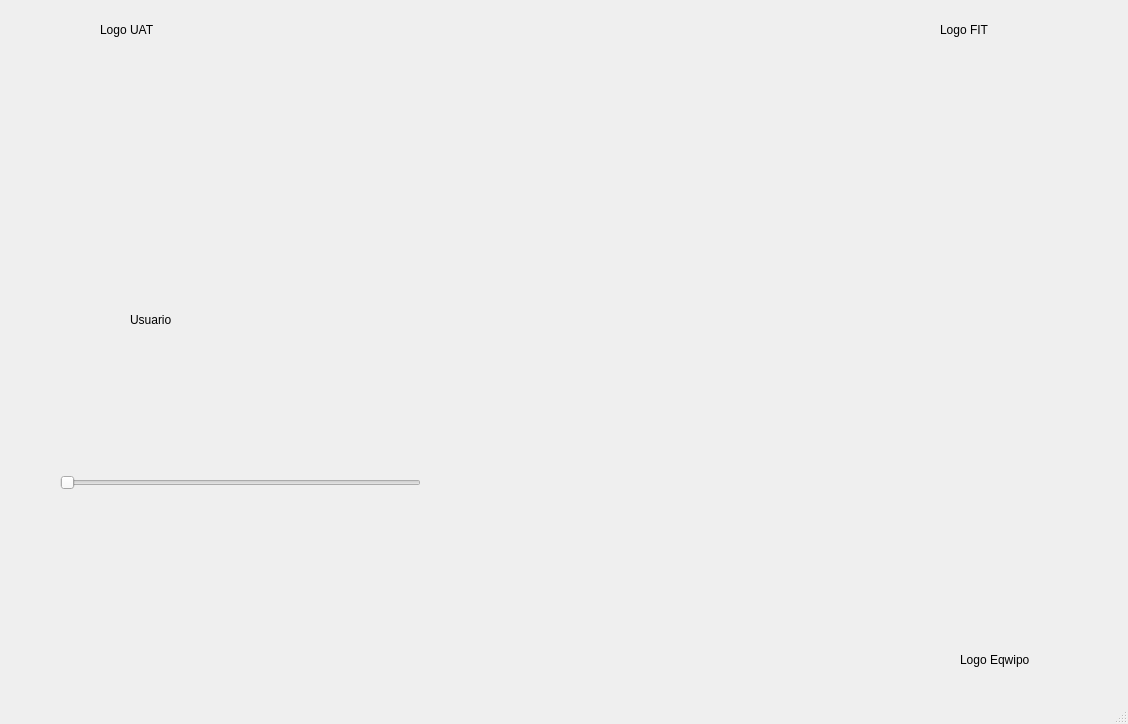
This is Unidad 2/P_05_HorizontalSlider.ui in badillovictor/PIP_2024_1_VMBG as Qt 5 draws it before an edit. The edited form follows.
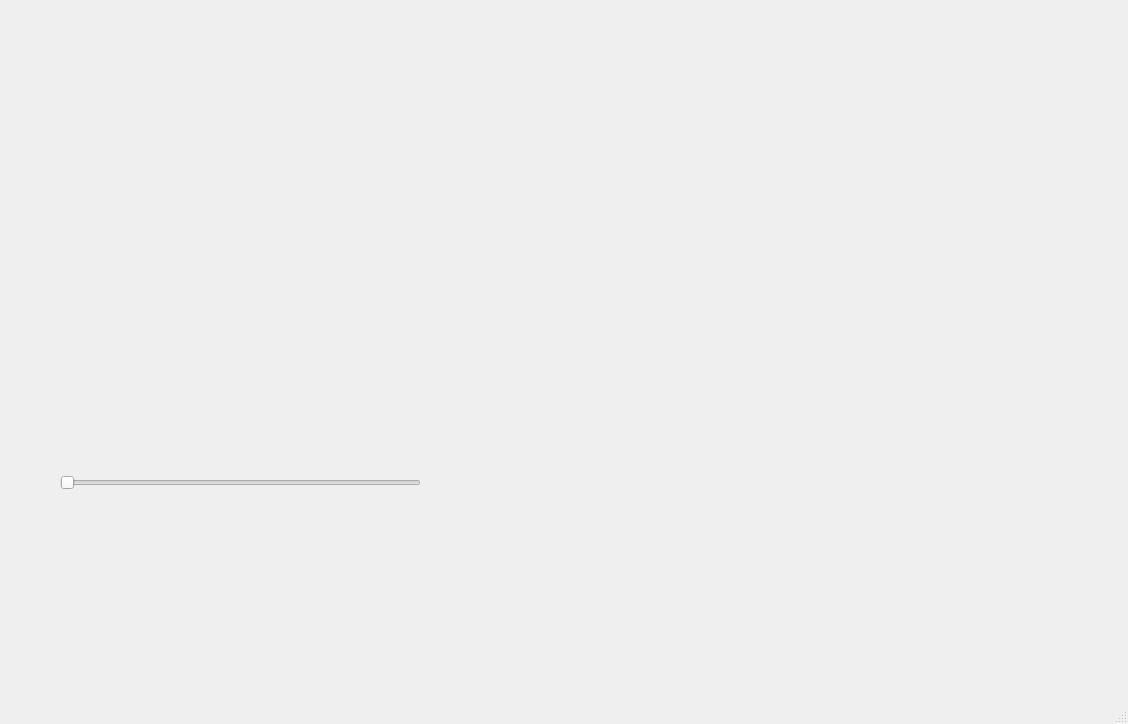
This is the edited form. Icons and pictures are not drawn.

The edit to the form file:
```diff
--- a/Unidad 2/P_05_HorizontalSlider.ui
+++ b/Unidad 2/P_05_HorizontalSlider.ui
@@ -14,103 +14,7 @@
    <string>MainWindow</string>
   </property>
   <widget class="QWidget" name="centralwidget">
-   <widget class="QLabel" name="label">
-    <property name="geometry">
-     <rect>
-      <x>100</x>
-      <y>20</y>
-      <width>63</width>
-      <height>20</height>
-     </rect>
-    </property>
-    <property name="text">
-     <string>Logo UAT</string>
-    </property>
-   </widget>
-   <widget class="QLabel" name="label_2">
-    <property name="geometry">
-     <rect>
-      <x>940</x>
-      <y>20</y>
-      <width>63</width>
-      <height>20</height>
-     </rect>
-    </property>
-    <property name="text">
-     <string>Logo FIT</string>
-    </property>
-   </widget>
-   <widget class="QLabel" name="label_3">
-    <property name="geometry">
-     <rect>
-      <x>960</x>
-      <y>650</y>
-      <width>91</width>
-      <height>20</height>
-     </rect>
-    </property>
-    <property name="text">
-     <string>Logo Eqwipo</string>
-    </property>
-   </widget>
-   <widget class="QLabel" name="label_4">
-    <property name="geometry">
-     <rect>
-      <x>40</x>
-      <y>50</y>
-      <width>191</width>
-      <height>151</height>
-     </rect>
-    </property>
-    <property name="text">
-     <string/>
-    </property>
-    <property name="pixmap">
-     <pixmap resource="Resource.qrc">:/Todo/GoldenglowGG.jpg</pixmap>
-    </property>
-    <property name="scaledContents">
-     <bool>true</bool>
-    </property>
-   </widget>
-   <widget class="QLabel" name="label_5">
-    <property name="geometry">
-     <rect>
-      <x>860</x>
-      <y>50</y>
-      <width>191</width>
-      <height>151</height>
-     </rect>
-    </property>
-    <property name="text">
-     <string/>
-    </property>
-    <property name="pixmap">
-     <pixmap resource="Resource.qrc">:/Todo/GoldenglowGG.jpg</pixmap>
-    </property>
-    <property name="scaledContents">
-     <bool>true</bool>
-    </property>
-   </widget>
-   <widget class="QLabel" name="label_6">
-    <property name="geometry">
-     <rect>
-      <x>910</x>
-      <y>500</y>
-      <width>191</width>
-      <height>151</height>
-     </rect>
-    </property>
-    <property name="text">
-     <string/>
-    </property>
-    <property name="pixmap">
-     <pixmap resource="Resource.qrc">:/Todo/GoldenglowGG.jpg</pixmap>
-    </property>
-    <property name="scaledContents">
-     <bool>true</bool>
-    </property>
-   </widget>
-   <widget class="QLabel" name="label_7">
+   <widget class="QLabel" name="lbImagen">
     <property name="geometry">
      <rect>
       <x>530</x>
@@ -129,19 +33,6 @@
      <bool>true</bool>
     </property>
    </widget>
-   <widget class="QLabel" name="label_8">
-    <property name="geometry">
-     <rect>
-      <x>130</x>
-      <y>310</y>
-      <width>63</width>
-      <height>20</height>
-     </rect>
-    </property>
-    <property name="text">
-     <string>Usuario</string>
-    </property>
-   </widget>
    <widget class="QSlider" name="horizontalSlider">
     <property name="geometry">
      <rect>
@@ -155,6 +46,63 @@
      <enum>Qt::Horizontal</enum>
     </property>
    </widget>
+   <widget class="QLabel" name="label_11">
+    <property name="geometry">
+     <rect>
+      <x>980</x>
+      <y>610</y>
+      <width>141</width>
+      <height>51</height>
+     </rect>
+    </property>
+    <property name="text">
+     <string/>
+    </property>
+    <property name="pixmap">
+     <pixmap resource="../Imagenes/resources.qrc">:/Logos/RhineLab.jpg</pixmap>
+    </property>
+    <property name="scaledContents">
+     <bool>true</bool>
+    </property>
+   </widget>
+   <widget class="QLabel" name="label_10">
+    <property name="geometry">
+     <rect>
+      <x>970</x>
+      <y>10</y>
+      <width>141</width>
+      <height>51</height>
+     </rect>
+    </property>
+    <property name="text">
+     <string/>
+    </property>
+    <property name="pixmap">
+     <pixmap resource="../Imagenes/resources.qrc">:/Logos/LogoFIT.jpg</pixmap>
+    </property>
+    <property name="scaledContents">
+     <bool>true</bool>
+    </property>
+   </widget>
+   <widget class="QLabel" name="label_9">
+    <property name="geometry">
+     <rect>
+      <x>10</x>
+      <y>10</y>
+      <width>111</width>
+      <height>61</height>
+     </rect>
+    </property>
+    <property name="text">
+     <string/>
+    </property>
+    <property name="pixmap">
+     <pixmap resource="../Imagenes/resources.qrc">:/Logos/LogoUAT.png</pixmap>
+    </property>
+    <property name="scaledContents">
+     <bool>true</bool>
+    </property>
+   </widget>
   </widget>
   <widget class="QMenuBar" name="menubar">
    <property name="geometry">
```
Left out of the diff: 5 changed lines with no effect on the pictures.
